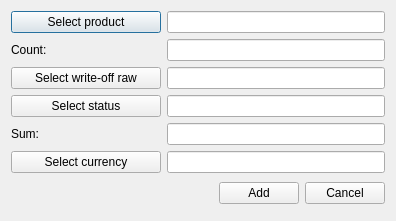
Before: the Qt Designer form OrmasAdmin/OrmasAdmin/CreateWOffRListDlg.ui in Dalerjon/TheOrmasProejct, drawn with Qt 5.
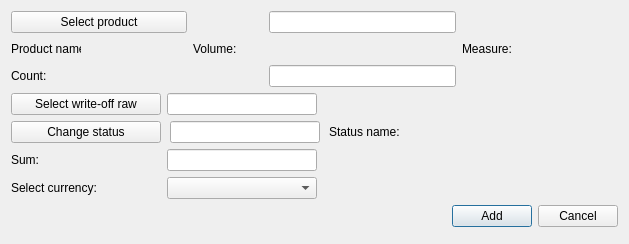
After: the same form once the commit is applied.

What changed in the file:
```diff
--- a/OrmasAdmin/OrmasAdmin/CreateWOffRListDlg.ui
+++ b/OrmasAdmin/OrmasAdmin/CreateWOffRListDlg.ui
@@ -6,8 +6,8 @@
    <rect>
     <x>0</x>
     <y>0</y>
-    <width>396</width>
-    <height>221</height>
+    <width>629</width>
+    <height>244</height>
    </rect>
   </property>
   <property name="windowTitle">
@@ -33,33 +33,117 @@
     <number>17</number>
    </property>
    <item row="1" column="0">
-    <widget class="QLabel" name="countLb">
+    <widget class="QLabel" name="prodNameLb">
      <property name="minimumSize">
       <size>
-       <width>150</width>
+       <width>70</width>
        <height>0</height>
       </size>
      </property>
+     <property name="maximumSize">
+      <size>
+       <width>70</width>
+       <height>16777215</height>
+      </size>
+     </property>
      <property name="text">
-      <string>Count:</string>
+      <string>Product name:</string>
      </property>
     </widget>
    </item>
-   <item row="0" column="1">
-    <widget class="QLineEdit" name="productEdit">
-     <property name="readOnly">
-      <bool>true</bool>
+   <item row="1" column="3">
+    <widget class="QLabel" name="volumePh">
+     <property name="minimumSize">
+      <size>
+       <width>100</width>
+       <height>0</height>
+      </size>
      </property>
+     <property name="font">
+      <font>
+       <family>Times New Roman</family>
+       <pointsize>12</pointsize>
+       <weight>75</weight>
+       <italic>true</italic>
+       <bold>true</bold>
+      </font>
+     </property>
+     <property name="text">
+      <string/>
+     </property>
     </widget>
    </item>
-   <item row="0" column="0">
-    <widget class="QPushButton" name="productBtn">
+   <item row="1" column="1">
+    <widget class="QLabel" name="prodNamePh">
+     <property name="minimumSize">
+      <size>
+       <width>100</width>
+       <height>0</height>
+      </size>
+     </property>
+     <property name="font">
+      <font>
+       <family>Times New Roman</family>
+       <pointsize>12</pointsize>
+       <weight>75</weight>
+       <italic>true</italic>
+       <bold>true</bold>
+      </font>
+     </property>
      <property name="text">
-      <string>Select product</string>
+      <string/>
      </property>
     </widget>
    </item>
-   <item row="3" column="0" colspan="2">
+   <item row="1" column="2">
+    <widget class="QLabel" name="volumeLb">
+     <property name="minimumSize">
+      <size>
+       <width>70</width>
+       <height>0</height>
+      </size>
+     </property>
+     <property name="maximumSize">
+      <size>
+       <width>70</width>
+       <height>16777215</height>
+      </size>
+     </property>
+     <property name="text">
+      <string>Volume:</string>
+     </property>
+    </widget>
+   </item>
+   <item row="1" column="4">
+    <widget class="QLabel" name="measureLb">
+     <property name="text">
+      <string>Measure:</string>
+     </property>
+    </widget>
+   </item>
+   <item row="1" column="5">
+    <widget class="QLabel" name="measurePh">
+     <property name="minimumSize">
+      <size>
+       <width>100</width>
+       <height>0</height>
+      </size>
+     </property>
+     <property name="font">
+      <font>
+       <family>Times New Roman</family>
+       <pointsize>12</pointsize>
+       <weight>75</weight>
+       <italic>true</italic>
+       <bold>true</bold>
+      </font>
+     </property>
+     <property name="text">
+      <string/>
+     </property>
+    </widget>
+   </item>
+   <item row="4" column="0" colspan="6">
     <layout class="QHBoxLayout" name="horizontalLayout">
      <item>
       <spacer name="horizontalSpacer">
@@ -90,14 +174,21 @@
      </item>
     </layout>
    </item>
-   <item row="1" column="1">
+   <item row="0" column="3">
+    <widget class="QLineEdit" name="productEdit">
+     <property name="readOnly">
+      <bool>true</bool>
+     </property>
+    </widget>
+   </item>
+   <item row="2" column="3">
     <widget class="QLineEdit" name="countEdit">
      <property name="toolTip">
       <string>&lt;html&gt;&lt;head/&gt;&lt;body&gt;&lt;p&gt;For example: 100&lt;/p&gt;&lt;/body&gt;&lt;/html&gt;</string>
      </property>
     </widget>
    </item>
-   <item row="2" column="0" colspan="2">
+   <item row="3" column="0" colspan="6">
     <widget class="QWidget" name="editSectionWgt" native="true">
      <layout class="QGridLayout" name="gridLayout_3">
       <property name="leftMargin">
@@ -112,15 +203,30 @@
       <property name="bottomMargin">
        <number>0</number>
       </property>
-      <item row="3" column="0">
-       <widget class="QPushButton" name="currencyBtn">
+      <item row="2" column="0">
+       <widget class="QLabel" name="sumLb">
+        <property name="minimumSize">
+         <size>
+          <width>150</width>
+          <height>0</height>
+         </size>
+        </property>
         <property name="text">
-         <string>Select currency</string>
+         <string>Sum:</string>
         </property>
        </widget>
       </item>
-      <item row="3" column="1">
-       <widget class="QLineEdit" name="currencyEdit">
+      <item row="0" column="1">
+       <widget class="QLineEdit" name="writeOffRawEdit">
+        <property name="maximumSize">
+         <size>
+          <width>150</width>
+          <height>16777215</height>
+         </size>
+        </property>
+        <property name="text">
+         <string/>
+        </property>
         <property name="readOnly">
          <bool>true</bool>
         </property>
@@ -128,38 +234,17 @@
       </item>
       <item row="2" column="1">
        <widget class="QLineEdit" name="sumEdit">
+        <property name="maximumSize">
+         <size>
+          <width>150</width>
+          <height>16777215</height>
+         </size>
+        </property>
         <property name="toolTip">
          <string>&lt;html&gt;&lt;head/&gt;&lt;body&gt;&lt;p&gt;For example: 300 (pedends on currency, in that case 300 USD)&lt;/p&gt;&lt;/body&gt;&lt;/html&gt;</string>
         </property>
        </widget>
       </item>
-      <item row="2" column="0">
-       <widget class="QLabel" name="sumLb">
-        <property name="minimumSize">
-         <size>
-          <width>150</width>
-          <height>0</height>
-         </size>
-        </property>
-        <property name="text">
-         <string>Sum:</string>
-        </property>
-       </widget>
-      </item>
-      <item row="1" column="0">
-       <widget class="QPushButton" name="statusBtn">
-        <property name="text">
-         <string>Select status</string>
-        </property>
-       </widget>
-      </item>
-      <item row="1" column="1">
-       <widget class="QLineEdit" name="statusEdit">
-        <property name="readOnly">
-         <bool>true</bool>
-        </property>
-       </widget>
-      </item>
       <item row="0" column="0">
        <widget class="QPushButton" name="writeOffRawBtn">
         <property name="minimumSize">
@@ -168,24 +253,165 @@
           <height>0</height>
          </size>
         </property>
+        <property name="maximumSize">
+         <size>
+          <width>150</width>
+          <height>16777215</height>
+         </size>
+        </property>
         <property name="text">
          <string>Select write-off raw</string>
         </property>
        </widget>
       </item>
-      <item row="0" column="1">
-       <widget class="QLineEdit" name="writeOffRawEdit">
+      <item row="3" column="0">
+       <widget class="QLabel" name="currencyLb">
         <property name="text">
-         <string/>
+         <string>Select currency:</string>
         </property>
-        <property name="readOnly">
-         <bool>true</bool>
+       </widget>
+      </item>
+      <item row="3" column="1">
+       <widget class="QComboBox" name="currencyCmb">
+        <property name="maximumSize">
+         <size>
+          <width>150</width>
+          <height>16777215</height>
+         </size>
         </property>
        </widget>
       </item>
+      <item row="0" column="2">
+       <spacer name="horizontalSpacer_2">
+        <property name="orientation">
+         <enum>Qt::Horizontal</enum>
+        </property>
+        <property name="sizeHint" stdset="0">
+         <size>
+          <width>40</width>
+          <height>20</height>
+         </size>
+        </property>
+       </spacer>
+      </item>
+      <item row="2" column="2">
+       <spacer name="horizontalSpacer_3">
+        <property name="orientation">
+         <enum>Qt::Horizontal</enum>
+        </property>
+        <property name="sizeHint" stdset="0">
+         <size>
+          <width>40</width>
+          <height>20</height>
+         </size>
+        </property>
+       </spacer>
+      </item>
+      <item row="1" column="0" colspan="3">
+       <widget class="QWidget" name="statusWidget" native="true">
+        <layout class="QHBoxLayout" name="horizontalLayout_3">
+         <property name="spacing">
+          <number>9</number>
+         </property>
+         <property name="leftMargin">
+          <number>0</number>
+         </property>
+         <property name="topMargin">
+          <number>0</number>
+         </property>
+         <property name="rightMargin">
+          <number>0</number>
+         </property>
+         <property name="bottomMargin">
+          <number>0</number>
+         </property>
+         <item>
+          <widget class="QPushButton" name="statusBtn">
+           <property name="sizePolicy">
+            <sizepolicy hsizetype="Fixed" vsizetype="Fixed">
+             <horstretch>0</horstretch>
+             <verstretch>0</verstretch>
+            </sizepolicy>
+           </property>
+           <property name="minimumSize">
+            <size>
+             <width>150</width>
+             <height>0</height>
+            </size>
+           </property>
+           <property name="text">
+            <string>Change status</string>
+           </property>
+          </widget>
+         </item>
+         <item>
+          <widget class="QLineEdit" name="statusEdit">
+           <property name="maximumSize">
+            <size>
+             <width>150</width>
+             <height>16777215</height>
+            </size>
+           </property>
+           <property name="readOnly">
+            <bool>true</bool>
+           </property>
+          </widget>
+         </item>
+         <item>
+          <widget class="QLabel" name="statusLb">
+           <property name="text">
+            <string>Status name:</string>
+           </property>
+          </widget>
+         </item>
+         <item>
+          <widget class="QLabel" name="statusPh">
+           <property name="minimumSize">
+            <size>
+             <width>120</width>
+             <height>0</height>
+            </size>
+           </property>
+           <property name="font">
+            <font>
+             <family>Times New Roman</family>
+             <pointsize>12</pointsize>
+             <weight>75</weight>
+             <italic>true</italic>
+             <bold>true</bold>
+            </font>
+           </property>
+           <property name="text">
+            <string/>
+           </property>
+          </widget>
+         </item>
+        </layout>
+       </widget>
+      </item>
      </layout>
     </widget>
    </item>
+   <item row="0" column="0" colspan="2">
+    <widget class="QPushButton" name="productBtn">
+     <property name="text">
+      <string>Select product</string>
+     </property>
+    </widget>
+   </item>
+   <item row="2" column="0" colspan="2">
+    <widget class="QLabel" name="countLb">
+     <property name="minimumSize">
+      <size>
+       <width>150</width>
+       <height>0</height>
+      </size>
+     </property>
+     <property name="text">
+      <string>Count:</string>
+     </property>
+    </widget>
+   </item>
   </layout>
  </widget>
  <tabstops>
```
Left out of the diff: 6 changed lines with no effect on the pictures.
